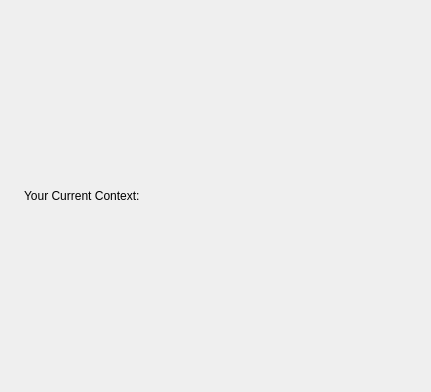
First picture: the form in resources/dialog.ui, repository shotgunsoftware/tk-multi-starterapp, before the edit.
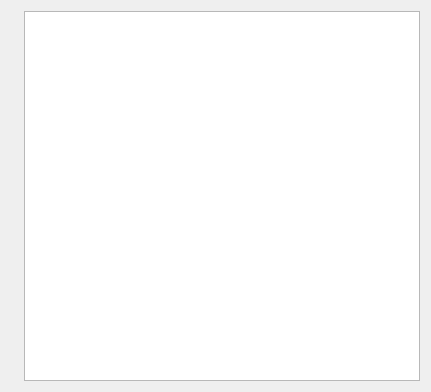
Second picture: the form after the edit. Icons and pictures are not drawn.

```diff
--- a/resources/dialog.ui
+++ b/resources/dialog.ui
@@ -25,20 +25,7 @@
     </widget>
    </item>
    <item>
-    <widget class="QLabel" name="context">
-     <property name="sizePolicy">
-      <sizepolicy hsizetype="Expanding" vsizetype="Expanding">
-       <horstretch>0</horstretch>
-       <verstretch>0</verstretch>
-      </sizepolicy>
-     </property>
-     <property name="text">
-      <string>Your Current Context: </string>
-     </property>
-     <property name="alignment">
-      <set>Qt::AlignLeading|Qt::AlignLeft|Qt::AlignVCenter</set>
-     </property>
-    </widget>
+    <widget class="QListView" name="view"/>
    </item>
   </layout>
  </widget>
```
